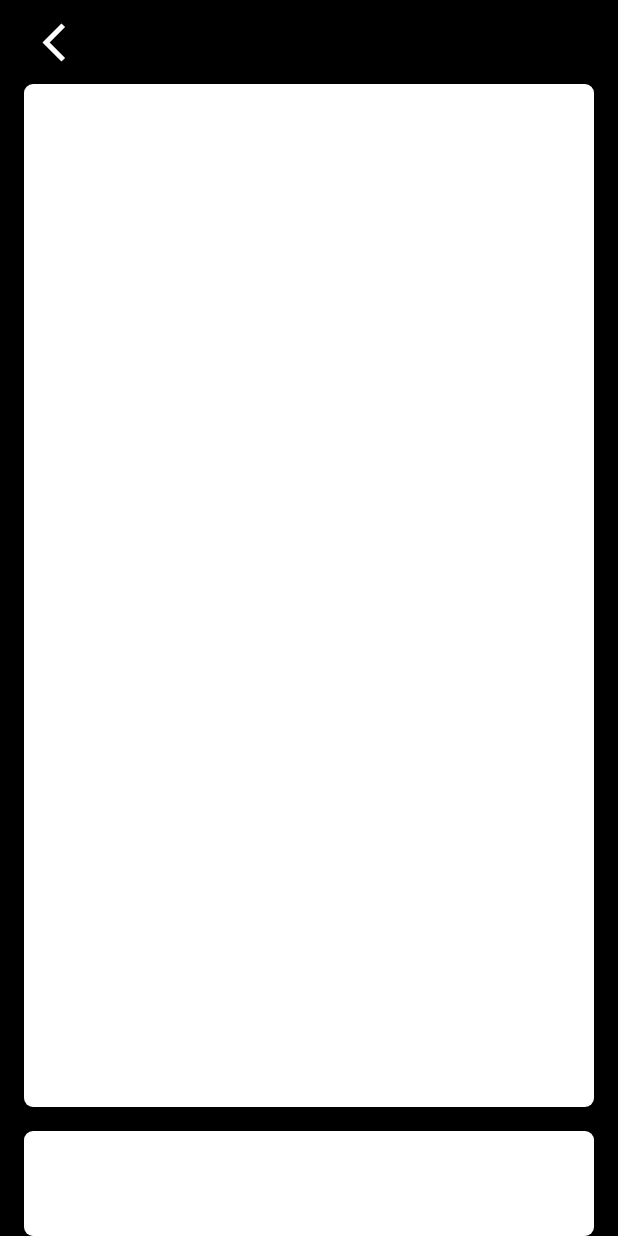
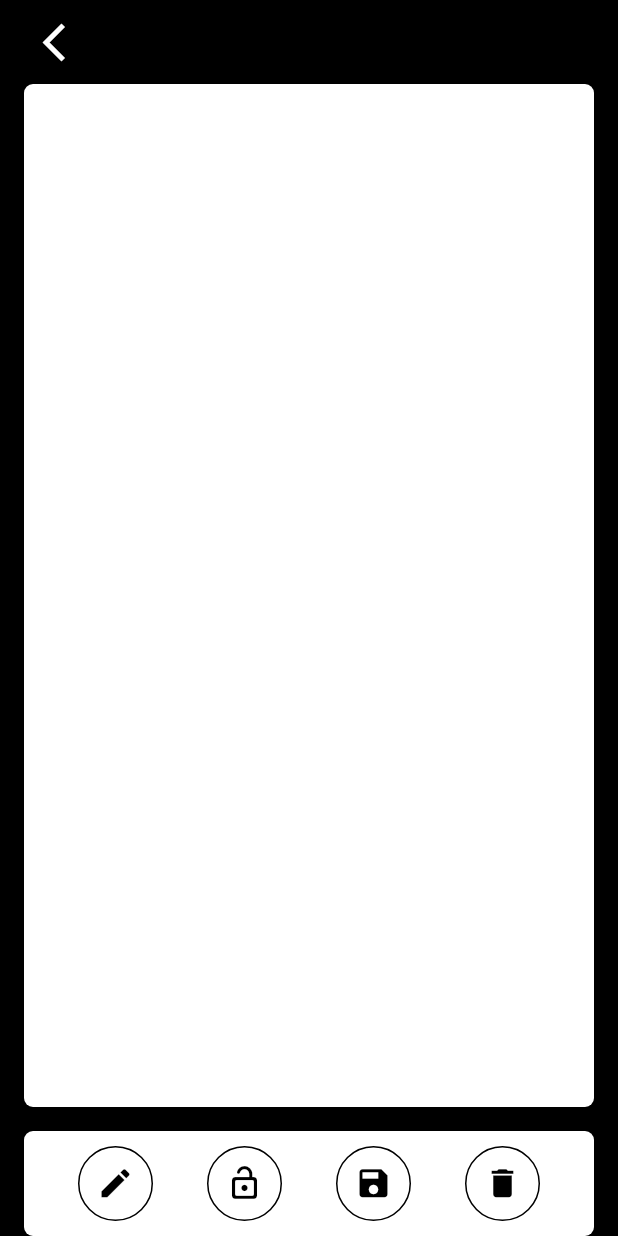
Before and after one commit to jgwng/drawCardApp, a Flutter app: the DrawDetailPage screen opened by its route, on a phone screen of 412 x 824 dp. Run offline on Flutter 3.47's test engine with Material 2 defaults, Android fonts, the phone set to English and light mode, and no system bars; our stand-ins replace get, image_gallery_saver, image_picker, permission_handler, sqflite; accounts and stored records are empty; statements that could not run were skipped.

Commit message:
유저가 그린 그림 상세화면 UI 수정 / 하단 메뉴 로직 추가

```diff
--- /dev/null
+++ b/lib/business_logic/binding/draw_detail_binding.dart
@@ -0,0 +1,9 @@
+import 'package:drawcard/business_logic/controller/detail_page/draw_detail_controller.dart';
+import 'package:get/get.dart';
+
+class DrawDetailBinding extends Bindings{
+  @override
+  void dependencies() {
+    Get.put(DrawDetailController());
+  }
+}
--- a/lib/consts/pages.dart
+++ b/lib/consts/pages.dart
@@ -1,3 +1,4 @@
+import 'package:drawcard/business_logic/binding/draw_detail_binding.dart';
 import 'package:drawcard/business_logic/binding/draw_page_binding.dart';
 import 'package:drawcard/business_logic/binding/home_page_binding.dart';
 import 'package:drawcard/business_logic/binding/login_binding.dart';
@@ -25,7 +26,10 @@ class AppPages {
         name: Routes.signUp,
         page: () => SignUpPage(),
         binding: SignUpBinding()),
-    GetPage(name: Routes.detail, page: () => DrawDetailPage()),
+    GetPage(
+        name: Routes.detail,
+        binding: DrawDetailBinding(),
+        page: () => DrawDetailPage()),
     GetPage(
         name: Routes.login, binding: LoginBindings(), page: () => LoginPage()),
     GetPage(
--- a/lib/ui/pages/detail/draw_detail_page.dart
+++ b/lib/ui/pages/detail/draw_detail_page.dart
@@ -1,26 +1,11 @@
-import 'dart:io';
 
-import 'package:drawcard/business_logic/model/drawn_line.dart';
+import 'package:drawcard/business_logic/controller/detail_page/draw_detail_controller.dart';
 import 'package:drawcard/consts/app_themes.dart';
 import 'package:drawcard/painter/sketcher.dart';
 import 'package:flutter/material.dart';
 import 'package:get/get.dart';
 
-class DrawDetailPage extends StatefulWidget {
-  const DrawDetailPage({Key? key}) : super(key: key);
-
-  @override
-  State<DrawDetailPage> createState() => _DrawDetailPageState();
-}
-
-class _DrawDetailPageState extends State<DrawDetailPage> {
-  List<DrawnLine> drawLines = [];
-  @override
-  void initState() {
-    super.initState();
-    drawLines = Get.arguments['drawLines'] ?? [];
-  }
-
+class DrawDetailPage extends GetView<DrawDetailController> {
   @override
   Widget build(BuildContext context) {
     return Scaffold(
@@ -28,7 +13,16 @@ class _DrawDetailPageState extends State<DrawDetailPage> {
       body: SafeArea(
         child: Column(
           children: [
-            Container(
+            appBar(),
+            userDrawImage(),
+            bottomMenu()
+          ],
+        ),
+      ),
+    );
+  }
+  Widget appBar(){
+    return Container(
       height: 56,
       padding: EdgeInsets.symmetric(horizontal: 16),
       alignment: Alignment.centerLeft,
@@ -42,8 +36,11 @@ class _DrawDetailPageState extends State<DrawDetailPage> {
                 color: Colors.white,
                 size: 30,
               ))),
-            ),
-            Expanded(
+    );
+  }
+
+  Widget userDrawImage(){
+    return  Expanded(
         child: Container(
             width: double.infinity,
             height: double.infinity,
@@ -54,10 +51,13 @@ class _DrawDetailPageState extends State<DrawDetailPage> {
             child: LayoutBuilder(builder:
                 (BuildContext context, BoxConstraints constraints) {
               return CustomPaint(
-                        painter: Sketcher(lines: drawLines),
+                painter: Sketcher(lines: controller.drawnLines),
               );
-                    }))),
-            Container(
+            })));
+  }
+
+  Widget bottomMenu(){
+    return  Container(
       height: 70,
       width: Get.width,
       margin: EdgeInsets.symmetric(horizontal: 16),
@@ -65,42 +65,39 @@ class _DrawDetailPageState extends State<DrawDetailPage> {
       decoration: BoxDecoration(
           color: Colors.white,
           borderRadius: BorderRadius.circular(6.0)),
-            )
+      child: Row(
+        mainAxisAlignment: MainAxisAlignment.spaceEvenly,
+        children: [
+          bottomMenuIcon(Icons.edit,controller.onTapEditCard),
+          Obx((){
+            return bottomMenuIcon(
+                controller.isLock.isTrue ?
+                Icons.lock_rounded : Icons.lock_open_rounded,controller.onTapLockCard);
+          }),
+          bottomMenuIcon(Icons.save,controller.onTapSaveCard),
+          bottomMenuIcon(Icons.delete,controller.onTapDeleteCard),
         ],
+      ),
+    );
+  }
+
+  Widget bottomMenuIcon(IconData icon,VoidCallback onTap){
+    return InkWell(
+      onTap: onTap,
+      child: Container(
+        height: 50,
+        width: 50,
+        decoration: BoxDecoration(
+            border: Border.all(color: Colors.black),
+            color: Colors.white,
+            shape: BoxShape.circle),
+        alignment: Alignment.center,
+        child: Icon(
+          icon,
+          color: Colors.black,
+          size: 25,
         ),
       ),
     );
   }
 }
-
-class SOP extends CustomPainter {
-  final List<DrawnLine> lines;
-  SOP({required this.lines});
-
-  @override
-  void paint(Canvas canvas, Size size) {
-    var path_width = Get.width - 16;
-    var path_height = Get.height - 200 - Get.mediaQuery.padding.top + 16;
-    var screen_width = size.width;
-    var screen_height = size.height;
-    var x_scale = screen_width / path_width;
-    var y_scale = screen_height / path_height;
-    //UNCOMMENT the following line to see the scaling effect
-    canvas.scale(x_scale, y_scale);
-    for (final stroke in lines) {
-      final paint = Paint()
-        ..strokeWidth = stroke.width
-        ..color =
-            (stroke.isErase) ? Colors.transparent : stroke.paint ?? Colors.red
-        ..strokeCap = StrokeCap.round
-        ..style = PaintingStyle.stroke
-        ..blendMode = (stroke.isErase) ? BlendMode.clear : BlendMode.srcOver;
-      canvas.drawPath(stroke.path, paint);
-    }
-  }
-
-  @override
-  bool shouldRepaint(CustomPainter oldDelegate) {
-    return true;
-  }
-}
--- a/lib/ui/widget/bottom_sheet/select_yn_bottom_sheet.dart
+++ b/lib/ui/widget/bottom_sheet/select_yn_bottom_sheet.dart
@@ -52,14 +52,16 @@ class YNSelectorBottomSheet extends StatelessWidget with BottomSheetMixin {
             title,
             style: TextStyle(
               color: Colors.white,
-              fontSize: 18,
+              fontWeight: FontWeight.bold,
+              fontSize: 20,
             ),
           ),
           SizedBox(
-            height: 20,
+            height: 30,
           ),
           Text(
             content,
+            textAlign: TextAlign.center,
             style: TextStyle(color: Colors.white, fontSize: 15),
           ),
           Spacer(),
```
Also changed, not shown: lib/business_logic/controller/detail_page/draw_detail_controller.dart (added, +41 -0 lines), lib/business_logic/controller/draw_page/draw_page_controller.dart (+13 -7 lines). Lines whose indentation alone changed are shown as unchanged.
